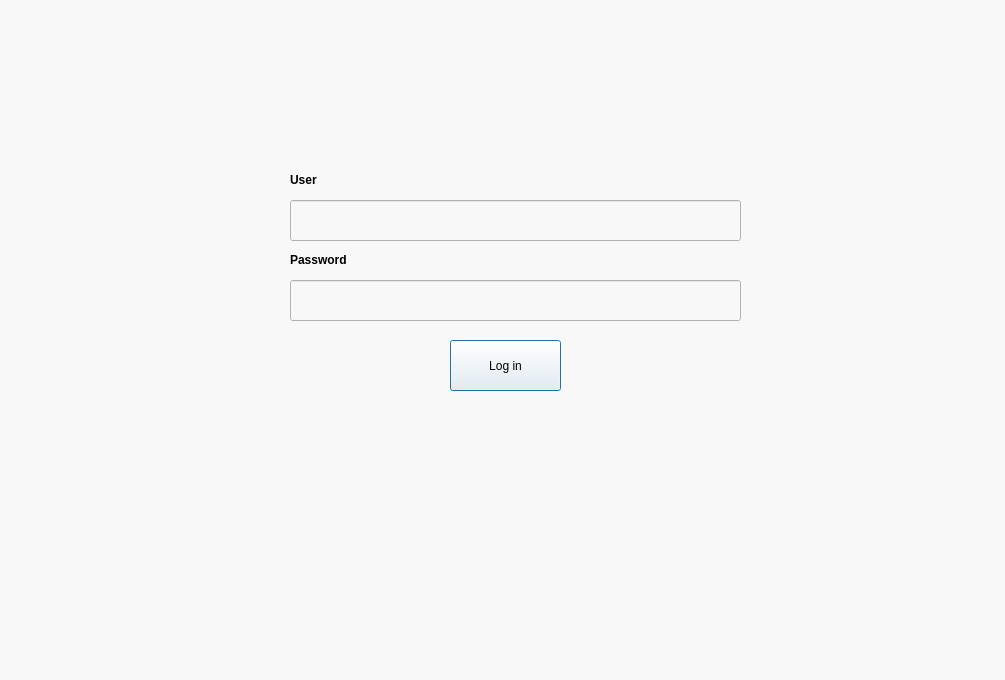
LuciaCG/Bluebird, file QT/login.ui: the form before one commit.
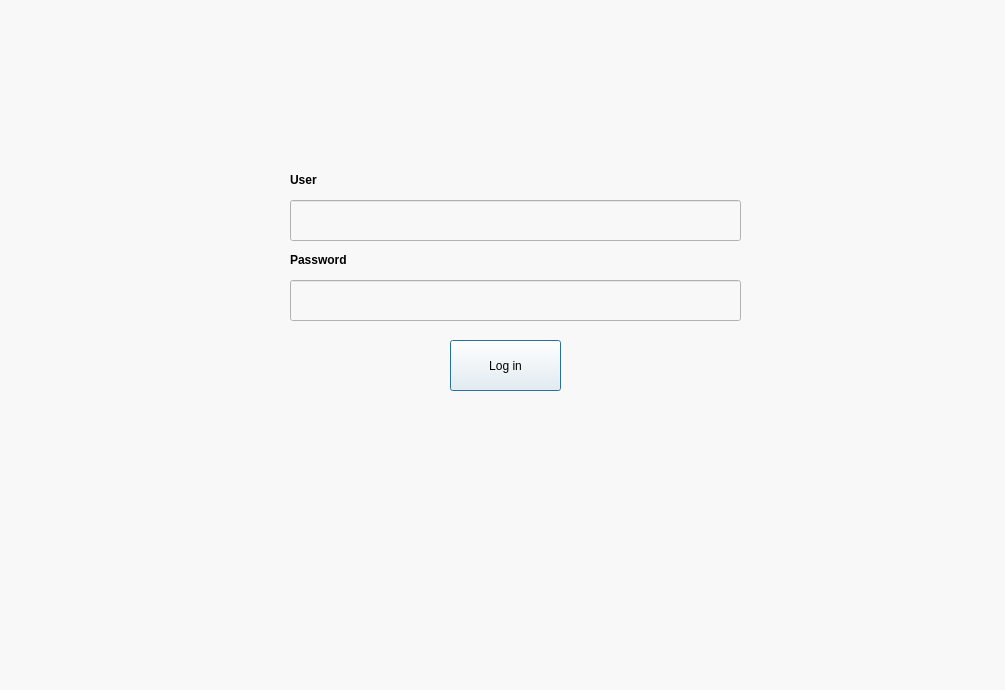
The form after the commit.

What changed in the file:
```diff
--- a/QT/login.ui
+++ b/QT/login.ui
@@ -7,7 +7,7 @@
     <x>0</x>
     <y>0</y>
     <width>1005</width>
-    <height>680</height>
+    <height>690</height>
    </rect>
   </property>
   <property name="focusPolicy">
```
